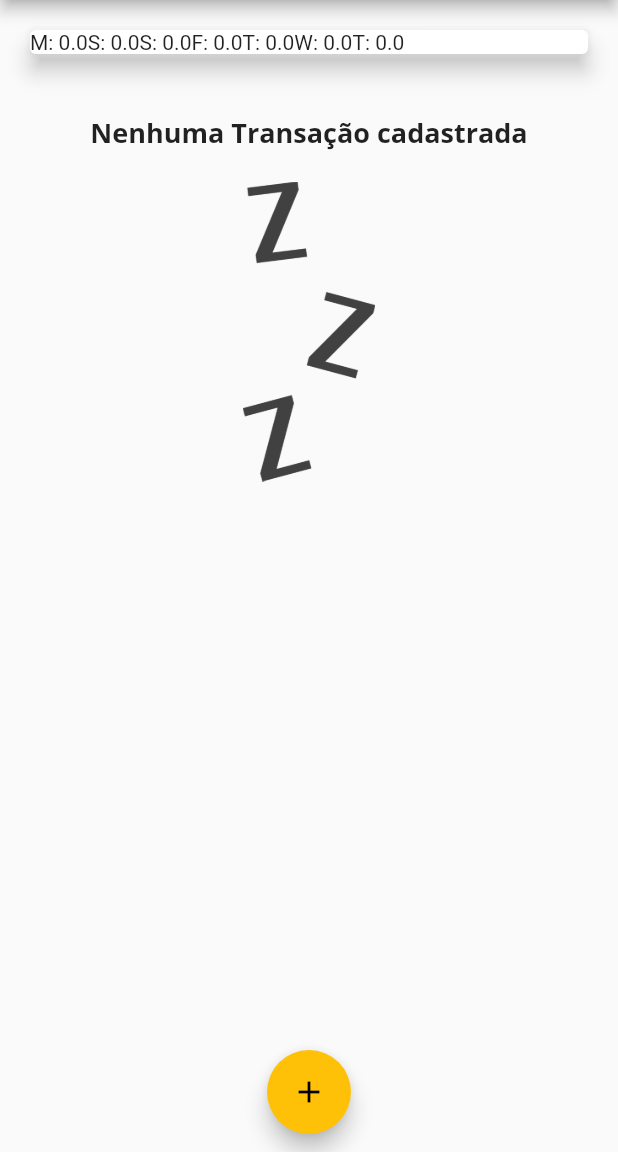
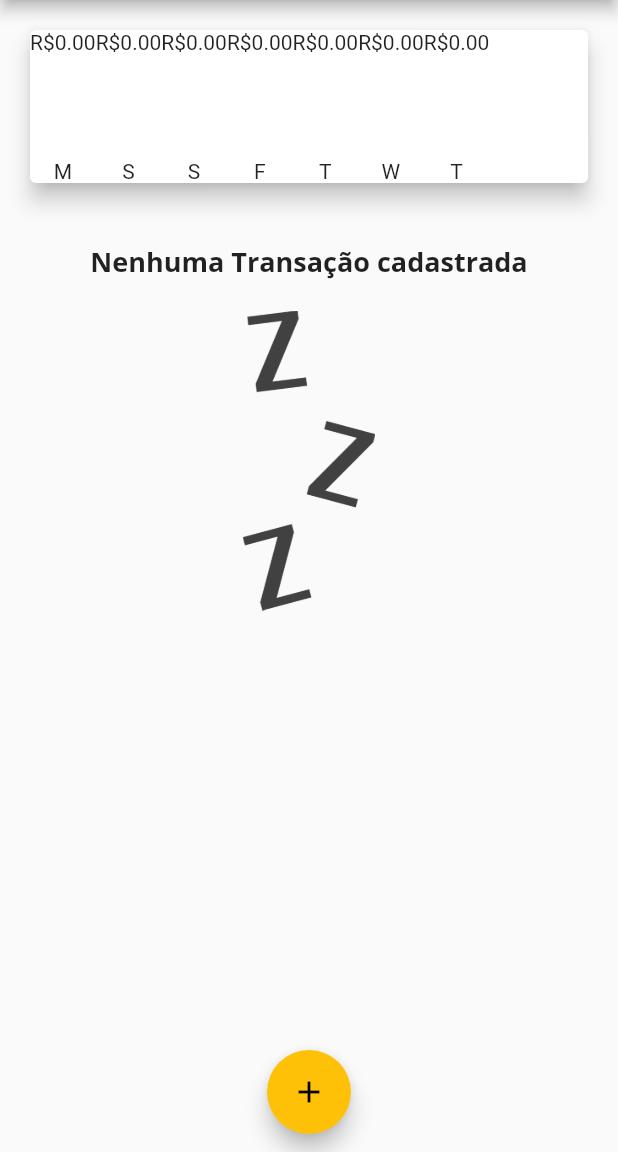
Before and after one commit to ramonmpacheco/julius, a Flutter app: the screen it shows after launch, on a phone screen of 412 x 824 dp, the part 84-1236 px from its top. Run offline on Flutter 3.47's test engine with Material 2 defaults, Android fonts, the phone set to English and light mode, and no system bars.

Commit message:
refact: improve chart

```diff
--- a/lib/components/chart.dart
+++ b/lib/components/chart.dart
@@ -1,4 +1,5 @@
 import 'package:flutter/material.dart';
+import 'package:julius/components/chart_bar.dart';
 import 'package:julius/models/transaction.dart';
 import 'package:intl/intl.dart';
 
@@ -36,7 +37,11 @@ class Chart extends StatelessWidget {
       margin: EdgeInsets.all(20),
       child: Row(
         children: groupedTransactions.map((tr) {
-          return Text("${tr['day']}: ${tr['value']}");
+          return ChartBar(
+            label: tr['day'],
+            value: tr['value'],
+            percentual: 0,
+          );
         }).toList(),
       ),
     );
--- /dev/null
+++ b/lib/components/chart_bar.dart
@@ -0,0 +1,26 @@
+import 'package:flutter/material.dart';
+
+class ChartBar extends StatelessWidget {
+  final String label;
+  final double value;
+  final double percentual;
+
+  ChartBar({this.label, this.value, this.percentual});
+
+  @override
+  Widget build(BuildContext context) {
+    return Column(
+      children: [
+        Text('R\$${value.toStringAsFixed(2)}'),
+        SizedBox(height: 5),
+        Container(
+          height: 60,
+          width: 10,
+          child: null,
+        ),
+        SizedBox(height: 5),
+        Text(label)
+      ],
+    );
+  }
+}
```
